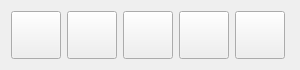
This is designer/ui/MainToolBox.ui in Archont561/umwl-geology-qgis-plugin as Qt 5 draws it before an edit. The edited form follows.
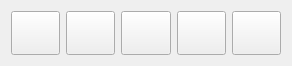
This is the edited form. Icons and pictures are not drawn.

What changed in the file:
```diff
--- a/designer/ui/MainToolBox.ui
+++ b/designer/ui/MainToolBox.ui
@@ -6,8 +6,8 @@
    <rect>
     <x>0</x>
     <y>0</y>
-    <width>300</width>
-    <height>70</height>
+    <width>292</width>
+    <height>66</height>
    </rect>
   </property>
   <property name="windowTitle">
@@ -137,13 +137,7 @@
     </widget>
    </item>
    <item>
-    <widget class="QPushButton" name="settingsButton">
-     <property name="sizePolicy">
-      <sizepolicy hsizetype="Fixed" vsizetype="Fixed">
-       <horstretch>0</horstretch>
-       <verstretch>0</verstretch>
-      </sizepolicy>
-     </property>
+    <widget class="QPushButton" name="csvLoaderButton">
      <property name="maximumSize">
       <size>
        <width>50</width>
```
Left out of the diff: 14 changed lines with no effect on the pictures.
